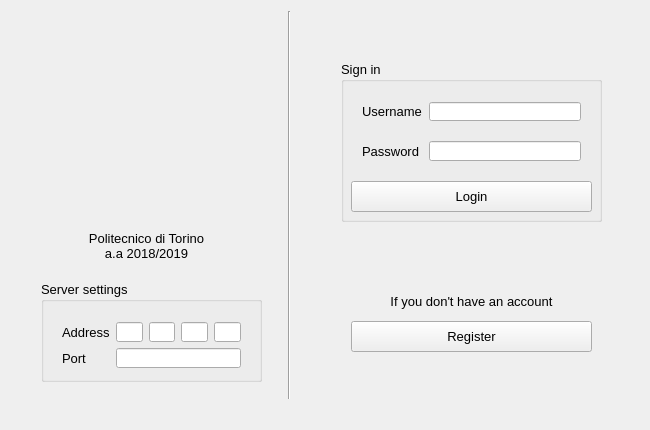
This is textedit/welcomewindow.ui in pgallo725/livetext-pds as Qt 5 draws it before an edit. The edited form follows.
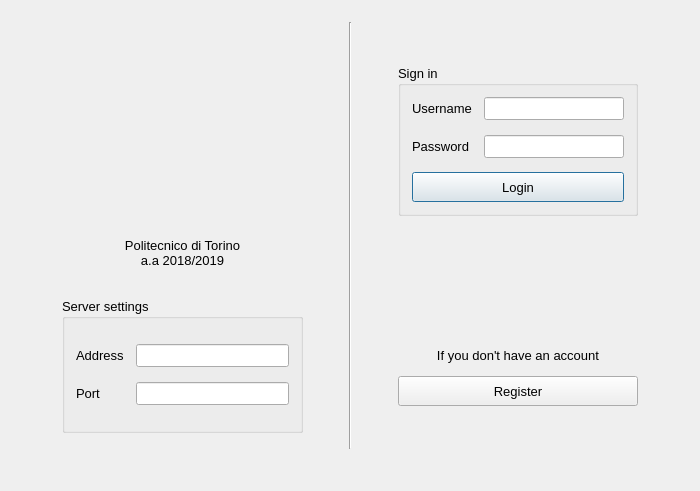
This is the edited form. Icons and pictures are not drawn.

Commit message: Added login page auto resize

```diff
--- a/textedit/welcomewindow.ui
+++ b/textedit/welcomewindow.ui
@@ -6,20 +6,20 @@
    <rect>
     <x>0</x>
     <y>0</y>
-    <width>650</width>
-    <height>430</height>
+    <width>700</width>
+    <height>491</height>
    </rect>
   </property>
   <property name="minimumSize">
    <size>
-    <width>650</width>
-    <height>430</height>
+    <width>700</width>
+    <height>490</height>
    </size>
   </property>
   <property name="maximumSize">
    <size>
-    <width>650</width>
-    <height>430</height>
+    <width>10000</width>
+    <height>10000</height>
    </size>
   </property>
   <property name="font">
@@ -32,9 +32,21 @@
    <string>LiveText</string>
   </property>
   <widget class="QWidget" name="centralWidget">
+   <property name="sizePolicy">
+    <sizepolicy hsizetype="Preferred" vsizetype="Expanding">
+     <horstretch>0</horstretch>
+     <verstretch>0</verstretch>
+    </sizepolicy>
+   </property>
    <layout class="QGridLayout" name="gridLayout">
     <item row="0" column="0">
      <widget class="QStackedWidget" name="stackedWidget">
+      <property name="sizePolicy">
+       <sizepolicy hsizetype="Preferred" vsizetype="Expanding">
+        <horstretch>0</horstretch>
+        <verstretch>0</verstretch>
+       </sizepolicy>
+      </property>
       <property name="font">
        <font>
         <pointsize>10</pointsize>
@@ -44,332 +56,467 @@
       <property name="currentIndex">
        <number>0</number>
       </property>
-      <widget class="QWidget" name="page_home">
-       <widget class="QGroupBox" name="groupBox">
-        <property name="geometry">
-         <rect>
-          <x>330</x>
-          <y>50</y>
-          <width>261</width>
-          <height>161</height>
-         </rect>
-        </property>
-        <property name="title">
-         <string>Sign in</string>
-        </property>
-        <widget class="QPushButton" name="pushButton_login">
-         <property name="geometry">
-          <rect>
-           <x>10</x>
-           <y>120</y>
-           <width>241</width>
-           <height>31</height>
-          </rect>
-         </property>
-         <property name="text">
-          <string>Login</string>
-         </property>
-         <property name="autoDefault">
-          <bool>false</bool>
-         </property>
-         <property name="default">
-          <bool>false</bool>
-         </property>
-        </widget>
-        <widget class="QWidget" name="formLayoutWidget_2">
-         <property name="geometry">
-          <rect>
-           <x>10</x>
-           <y>30</y>
-           <width>241</width>
-           <height>81</height>
-          </rect>
-         </property>
-         <layout class="QFormLayout" name="formLayout_2">
-          <property name="verticalSpacing">
-           <number>20</number>
+      <widget class="QWidget" name="page">
+       <layout class="QHBoxLayout" name="horizontalLayout">
+        <item>
+         <layout class="QVBoxLayout" name="verticalLayout_2">
+          <property name="spacing">
+           <number>15</number>
           </property>
-          <item row="0" column="0">
-           <widget class="QLabel" name="label_usr">
-            <property name="text">
-             <string>Username</string>
+          <property name="leftMargin">
+           <number>40</number>
+          </property>
+          <property name="rightMargin">
+           <number>40</number>
+          </property>
+          <item>
+           <spacer name="verticalSpacer_3">
+            <property name="orientation">
+             <enum>Qt::Vertical</enum>
             </property>
-           </widget>
-          </item>
-          <item row="0" column="1">
-           <widget class="QLineEdit" name="lineEdit_usr">
-            <property name="font">
-             <font>
-              <pointsize>10</pointsize>
-              <kerning>true</kerning>
-             </font>
+            <property name="sizeHint" stdset="0">
+             <size>
+              <width>20</width>
+              <height>40</height>
+             </size>
             </property>
-           </widget>
+           </spacer>
           </item>
-          <item row="1" column="0">
-           <widget class="QLabel" name="label_psw">
-            <property name="text">
-             <string>Password </string>
+          <item>
+           <layout class="QHBoxLayout" name="horizontalLayout_5">
+            <property name="sizeConstraint">
+             <enum>QLayout::SetDefaultConstraint</enum>
             </property>
-           </widget>
+            <item>
+             <widget class="QLabel" name="label_logo">
+              <property name="sizePolicy">
+               <sizepolicy hsizetype="Fixed" vsizetype="Fixed">
+                <horstretch>0</horstretch>
+                <verstretch>0</verstretch>
+               </sizepolicy>
+              </property>
+              <property name="minimumSize">
+               <size>
+                <width>170</width>
+                <height>170</height>
+               </size>
+              </property>
+              <property name="text">
+               <string/>
+              </property>
+              <property name="alignment">
+               <set>Qt::AlignCenter</set>
+              </property>
+             </widget>
+            </item>
+           </layout>
           </item>
-          <item row="1" column="1">
-           <widget class="QLineEdit" name="lineEdit_psw">
-            <property name="font">
-             <font>
-              <pointsize>10</pointsize>
-              <kerning>true</kerning>
-             </font>
+          <item>
+           <spacer name="verticalSpacer">
+            <property name="orientation">
+             <enum>Qt::Vertical</enum>
             </property>
-            <property name="echoMode">
-             <enum>QLineEdit::Password</enum>
+            <property name="sizeHint" stdset="0">
+             <size>
+              <width>20</width>
+              <height>40</height>
+             </size>
             </property>
-           </widget>
+           </spacer>
           </item>
-         </layout>
-        </widget>
-       </widget>
-       <widget class="QPushButton" name="pushButton_register">
-        <property name="geometry">
-         <rect>
-          <x>340</x>
-          <y>310</y>
-          <width>241</width>
-          <height>31</height>
-         </rect>
-        </property>
-        <property name="text">
-         <string>Register</string>
-        </property>
-        <property name="autoDefault">
-         <bool>false</bool>
-        </property>
-       </widget>
-       <widget class="QLabel" name="label_or">
-        <property name="geometry">
-         <rect>
-          <x>340</x>
-          <y>280</y>
-          <width>241</width>
-          <height>21</height>
-         </rect>
-        </property>
-        <property name="text">
-         <string>If you don't have an account</string>
-        </property>
-        <property name="alignment">
-         <set>Qt::AlignCenter</set>
-        </property>
-       </widget>
-       <widget class="QLabel" name="label_logo">
-        <property name="geometry">
-         <rect>
-          <x>50</x>
-          <y>30</y>
-          <width>171</width>
-          <height>171</height>
-         </rect>
-        </property>
-        <property name="text">
-         <string/>
-        </property>
-       </widget>
-       <widget class="QLabel" name="label">
-        <property name="geometry">
-         <rect>
-          <x>50</x>
-          <y>220</y>
-          <width>171</width>
-          <height>41</height>
-         </rect>
-        </property>
-        <property name="text">
-         <string>Politecnico di Torino
+          <item>
+           <layout class="QHBoxLayout" name="horizontalLayout_6">
+            <item>
+             <widget class="QLabel" name="label_7">
+              <property name="text">
+               <string>Politecnico di Torino
 a.a 2018/2019</string>
-        </property>
-        <property name="alignment">
-         <set>Qt::AlignHCenter|Qt::AlignTop</set>
-        </property>
-       </widget>
-       <widget class="Line" name="line">
-        <property name="geometry">
-         <rect>
-          <x>270</x>
-          <y>0</y>
-          <width>16</width>
-          <height>401</height>
-         </rect>
-        </property>
-        <property name="font">
-         <font>
-          <pointsize>8</pointsize>
-          <kerning>true</kerning>
-         </font>
-        </property>
-        <property name="orientation">
-         <enum>Qt::Vertical</enum>
-        </property>
-       </widget>
-       <widget class="QLabel" name="label_incorrect_login">
-        <property name="geometry">
-         <rect>
-          <x>330</x>
-          <y>210</y>
-          <width>271</width>
-          <height>31</height>
-         </rect>
-        </property>
-        <property name="palette">
-         <palette>
-          <active>
-           <colorrole role="WindowText">
-            <brush brushstyle="SolidPattern">
-             <color alpha="255">
-              <red>255</red>
-              <green>0</green>
-              <blue>0</blue>
-             </color>
-            </brush>
-           </colorrole>
-          </active>
-          <inactive>
-           <colorrole role="WindowText">
-            <brush brushstyle="SolidPattern">
-             <color alpha="255">
-              <red>255</red>
-              <green>0</green>
-              <blue>0</blue>
-             </color>
-            </brush>
-           </colorrole>
-          </inactive>
-          <disabled>
-           <colorrole role="WindowText">
-            <brush brushstyle="SolidPattern">
-             <color alpha="255">
-              <red>120</red>
-              <green>120</green>
-              <blue>120</blue>
-             </color>
-            </brush>
-           </colorrole>
-          </disabled>
-         </palette>
-        </property>
-        <property name="text">
-         <string/>
-        </property>
-        <property name="textFormat">
-         <enum>Qt::AutoText</enum>
-        </property>
-        <property name="alignment">
-         <set>Qt::AlignCenter</set>
-        </property>
-       </widget>
-       <widget class="QGroupBox" name="groupBox_4">
-        <property name="geometry">
-         <rect>
-          <x>30</x>
-          <y>270</y>
-          <width>221</width>
-          <height>101</height>
-         </rect>
-        </property>
-        <property name="title">
-         <string>Server settings</string>
-        </property>
-        <widget class="QWidget" name="gridLayoutWidget">
-         <property name="geometry">
-          <rect>
-           <x>10</x>
-           <y>30</y>
-           <width>201</width>
-           <height>68</height>
-          </rect>
-         </property>
-         <layout class="QGridLayout" name="gridLayout_2">
-          <item row="0" column="1">
-           <widget class="QLineEdit" name="lineEdit_serverIP1">
-            <property name="maximumSize">
+              </property>
+              <property name="alignment">
+               <set>Qt::AlignCenter</set>
+              </property>
+             </widget>
+            </item>
+           </layout>
+          </item>
+          <item>
+           <spacer name="verticalSpacer_2">
+            <property name="orientation">
+             <enum>Qt::Vertical</enum>
+            </property>
+            <property name="sizeHint" stdset="0">
              <size>
-              <width>30</width>
-              <height>16777215</height>
+              <width>20</width>
+              <height>40</height>
              </size>
             </property>
-            <property name="maxLength">
-             <number>3</number>
-            </property>
-           </widget>
+           </spacer>
           </item>
-          <item row="0" column="2">
-           <widget class="QLineEdit" name="lineEdit_serverIP2">
-            <property name="maximumSize">
+          <item>
+           <layout class="QHBoxLayout" name="horizontalLayout_2">
+            <item>
+             <widget class="QGroupBox" name="groupBox_5">
+              <property name="sizePolicy">
+               <sizepolicy hsizetype="Expanding" vsizetype="Preferred">
+                <horstretch>0</horstretch>
+                <verstretch>0</verstretch>
+               </sizepolicy>
+              </property>
+              <property name="minimumSize">
+               <size>
+                <width>0</width>
+                <height>135</height>
+               </size>
+              </property>
+              <property name="title">
+               <string>Server settings</string>
+              </property>
+              <layout class="QVBoxLayout" name="verticalLayout_3">
+               <item>
+                <layout class="QFormLayout" name="formLayout_3">
+                 <property name="sizeConstraint">
+                  <enum>QLayout::SetDefaultConstraint</enum>
+                 </property>
+                 <property name="formAlignment">
+                  <set>Qt::AlignCenter</set>
+                 </property>
+                 <property name="horizontalSpacing">
+                  <number>12</number>
+                 </property>
+                 <property name="verticalSpacing">
+                  <number>15</number>
+                 </property>
+                 <property name="bottomMargin">
+                  <number>0</number>
+                 </property>
+                 <item row="0" column="0">
+                  <widget class="QLabel" name="label_8">
+                   <property name="text">
+                    <string>Address</string>
+                   </property>
+                  </widget>
+                 </item>
+                 <item row="0" column="1">
+                  <widget class="QLineEdit" name="lineEdit_serverIP">
+                   <property name="sizePolicy">
+                    <sizepolicy hsizetype="Preferred" vsizetype="Preferred">
+                     <horstretch>0</horstretch>
+                     <verstretch>0</verstretch>
+                    </sizepolicy>
+                   </property>
+                  </widget>
+                 </item>
+                 <item row="1" column="0">
+                  <widget class="QLabel" name="label_9">
+                   <property name="text">
+                    <string>Port</string>
+                   </property>
+                  </widget>
+                 </item>
+                 <item row="1" column="1">
+                  <widget class="QLineEdit" name="lineEdit_serverPort">
+                   <property name="sizePolicy">
+                    <sizepolicy hsizetype="Preferred" vsizetype="Preferred">
+                     <horstretch>0</horstretch>
+                     <verstretch>0</verstretch>
+                    </sizepolicy>
+                   </property>
+                  </widget>
+                 </item>
+                </layout>
+               </item>
+              </layout>
+             </widget>
+            </item>
+           </layout>
+          </item>
+          <item>
+           <spacer name="verticalSpacer_4">
+            <property name="orientation">
+             <enum>Qt::Vertical</enum>
+            </property>
+            <property name="sizeHint" stdset="0">
              <size>
-              <width>30</width>
-              <height>16777215</height>
+              <width>20</width>
+              <height>40</height>
              </size>
             </property>
-            <property name="maxLength">
-             <number>3</number>
-            </property>
-           </widget>
+           </spacer>
           </item>
-          <item row="0" column="3">
-           <widget class="QLineEdit" name="lineEdit_serverIP3">
-            <property name="maximumSize">
+         </layout>
+        </item>
+        <item>
+         <widget class="Line" name="line_2">
+          <property name="sizePolicy">
+           <sizepolicy hsizetype="Fixed" vsizetype="Expanding">
+            <horstretch>0</horstretch>
+            <verstretch>0</verstretch>
+           </sizepolicy>
+          </property>
+          <property name="orientation">
+           <enum>Qt::Vertical</enum>
+          </property>
+         </widget>
+        </item>
+        <item>
+         <layout class="QVBoxLayout" name="verticalLayout">
+          <property name="spacing">
+           <number>15</number>
+          </property>
+          <property name="leftMargin">
+           <number>40</number>
+          </property>
+          <property name="rightMargin">
+           <number>40</number>
+          </property>
+          <item>
+           <spacer name="verticalSpacer_7">
+            <property name="orientation">
+             <enum>Qt::Vertical</enum>
+            </property>
+            <property name="sizeHint" stdset="0">
              <size>
-              <width>30</width>
-              <height>16777215</height>
+              <width>20</width>
+              <height>40</height>
              </size>
             </property>
-            <property name="maxLength">
-             <number>3</number>
-            </property>
-           </widget>
+           </spacer>
           </item>
-          <item row="0" column="4">
-           <widget class="QLineEdit" name="lineEdit_serverIP4">
-            <property name="maximumSize">
+          <item>
+           <layout class="QHBoxLayout" name="horizontalLayout_7">
+            <item>
+             <widget class="QGroupBox" name="groupBox_6">
+              <property name="sizePolicy">
+               <sizepolicy hsizetype="Preferred" vsizetype="Preferred">
+                <horstretch>0</horstretch>
+                <verstretch>0</verstretch>
+               </sizepolicy>
+              </property>
+              <property name="minimumSize">
+               <size>
+                <width>135</width>
+                <height>0</height>
+               </size>
+              </property>
+              <property name="title">
+               <string>Sign in</string>
+              </property>
+              <layout class="QVBoxLayout" name="verticalLayout_4">
+               <item>
+                <layout class="QFormLayout" name="formLayout_5">
+                 <property name="formAlignment">
+                  <set>Qt::AlignRight|Qt::AlignTrailing|Qt::AlignVCenter</set>
+                 </property>
+                 <property name="horizontalSpacing">
+                  <number>12</number>
+                 </property>
+                 <property name="verticalSpacing">
+                  <number>15</number>
+                 </property>
+                 <item row="0" column="0">
+                  <widget class="QLabel" name="label_12">
+                   <property name="text">
+                    <string>Username</string>
+                   </property>
+                  </widget>
+                 </item>
+                 <item row="1" column="0">
+                  <widget class="QLabel" name="label_13">
+                   <property name="text">
+                    <string>Password</string>
+                   </property>
+                  </widget>
+                 </item>
+                 <item row="0" column="1">
+                  <widget class="QLineEdit" name="lineEdit_usr"/>
+                 </item>
+                 <item row="1" column="1">
+                  <widget class="QLineEdit" name="lineEdit_psw">
+                   <property name="echoMode">
+                    <enum>QLineEdit::Password</enum>
+                   </property>
+                  </widget>
+                 </item>
+                </layout>
+               </item>
+               <item>
+                <spacer name="verticalSpacer_9">
+                 <property name="orientation">
+                  <enum>Qt::Vertical</enum>
+                 </property>
+                 <property name="sizeHint" stdset="0">
+                  <size>
+                   <width>20</width>
+                   <height>8</height>
+                  </size>
+                 </property>
+                </spacer>
+               </item>
+               <item>
+                <widget class="QPushButton" name="pushButton_login">
+                 <property name="sizePolicy">
+                  <sizepolicy hsizetype="Minimum" vsizetype="Preferred">
+                   <horstretch>0</horstretch>
+                   <verstretch>0</verstretch>
+                  </sizepolicy>
+                 </property>
+                 <property name="minimumSize">
+                  <size>
+                   <width>0</width>
+                   <height>30</height>
+                  </size>
+                 </property>
+                 <property name="text">
+                  <string>Login</string>
+                 </property>
+                 <property name="autoDefault">
+                  <bool>false</bool>
+                 </property>
+                 <property name="default">
+                  <bool>true</bool>
+                 </property>
+                </widget>
+               </item>
+              </layout>
+             </widget>
+            </item>
+           </layout>
+          </item>
+          <item>
+           <layout class="QHBoxLayout" name="horizontalLayout_8">
+            <item>
+             <widget class="QLabel" name="label_incorrect_login">
+              <property name="minimumSize">
+               <size>
+                <width>0</width>
+                <height>30</height>
+               </size>
+              </property>
+              <property name="palette">
+               <palette>
+                <active>
+                 <colorrole role="WindowText">
+                  <brush brushstyle="SolidPattern">
+                   <color alpha="255">
+                    <red>255</red>
+                    <green>0</green>
+                    <blue>0</blue>
+                   </color>
+                  </brush>
+                 </colorrole>
+                </active>
+                <inactive>
+                 <colorrole role="WindowText">
+                  <brush brushstyle="SolidPattern">
+                   <color alpha="255">
+                    <red>255</red>
+                    <green>0</green>
+                    <blue>0</blue>
+                   </color>
+                  </brush>
+                 </colorrole>
+                </inactive>
+                <disabled>
+                 <colorrole role="WindowText">
+                  <brush brushstyle="SolidPattern">
+                   <color alpha="255">
+                    <red>120</red>
+                    <green>120</green>
+                    <blue>120</blue>
+                   </color>
+                  </brush>
+                 </colorrole>
+                </disabled>
+               </palette>
+              </property>
+              <property name="text">
+               <string/>
+              </property>
+              <property name="alignment">
+               <set>Qt::AlignCenter</set>
+              </property>
+             </widget>
+            </item>
+           </layout>
+          </item>
+          <item>
+           <spacer name="verticalSpacer_6">
+            <property name="orientation">
+             <enum>Qt::Vertical</enum>
+            </property>
+            <property name="sizeHint" stdset="0">
              <size>
-              <width>30</width>
-              <height>16777215</height>
+              <width>20</width>
+              <height>40</height>
              </size>
             </property>
-            <property name="maxLength">
-             <number>3</number>
-            </property>
-           </widget>
+           </spacer>
           </item>
-          <item row="1" column="1" colspan="4">
-           <widget class="QLineEdit" name="lineEdit_serverPort">
-            <property name="maximumSize">
+          <item>
+           <layout class="QVBoxLayout" name="verticalLayout_5">
+            <item>
+             <spacer name="verticalSpacer_5">
+              <property name="orientation">
+               <enum>Qt::Vertical</enum>
+              </property>
+              <property name="sizeType">
+               <enum>QSizePolicy::Preferred</enum>
+              </property>
+              <property name="sizeHint" stdset="0">
+               <size>
+                <width>20</width>
+                <height>20</height>
+               </size>
+              </property>
+             </spacer>
+            </item>
+            <item>
+             <widget class="QLabel" name="label_10">
+              <property name="minimumSize">
+               <size>
+                <width>0</width>
+                <height>30</height>
+               </size>
+              </property>
+              <property name="text">
+               <string>If you don't have an account</string>
+              </property>
+              <property name="alignment">
+               <set>Qt::AlignCenter</set>
+              </property>
+             </widget>
+            </item>
+            <item>
+             <widget class="QPushButton" name="pushButton_register">
+              <property name="minimumSize">
+               <size>
+                <width>0</width>
+                <height>30</height>
+               </size>
+              </property>
+              <property name="text">
+               <string>Register</string>
+              </property>
+             </widget>
+            </item>
+           </layout>
+          </item>
+          <item>
+           <spacer name="verticalSpacer_8">
+            <property name="orientation">
+             <enum>Qt::Vertical</enum>
+            </property>
+            <property name="sizeHint" stdset="0">
              <size>
-              <width>16777215</width>
-              <height>16777215</height>
+              <width>20</width>
+              <height>40</height>
              </size>
             </property>
-            <property name="maxLength">
-             <number>32</number>
-            </property>
-           </widget>
+           </spacer>
           </item>
-          <item row="1" column="0">
-           <widget class="QLabel" name="label_5">
-            <property name="text">
-             <string>Port</string>
-            </property>
-           </widget>
-          </item>
-          <item row="0" column="0">
-           <widget class="QLabel" name="label_2">
-            <property name="text">
-             <string>Address</string>
-            </property>
-           </widget>
-          </item>
          </layout>
-        </widget>
-       </widget>
+        </item>
+       </layout>
       </widget>
       <widget class="QWidget" name="page_register">
        <widget class="QGroupBox" name="groupBox_3">
```
Left out of the diff: 30 changed lines with no effect on the pictures. The commit also changes 3 other files.
